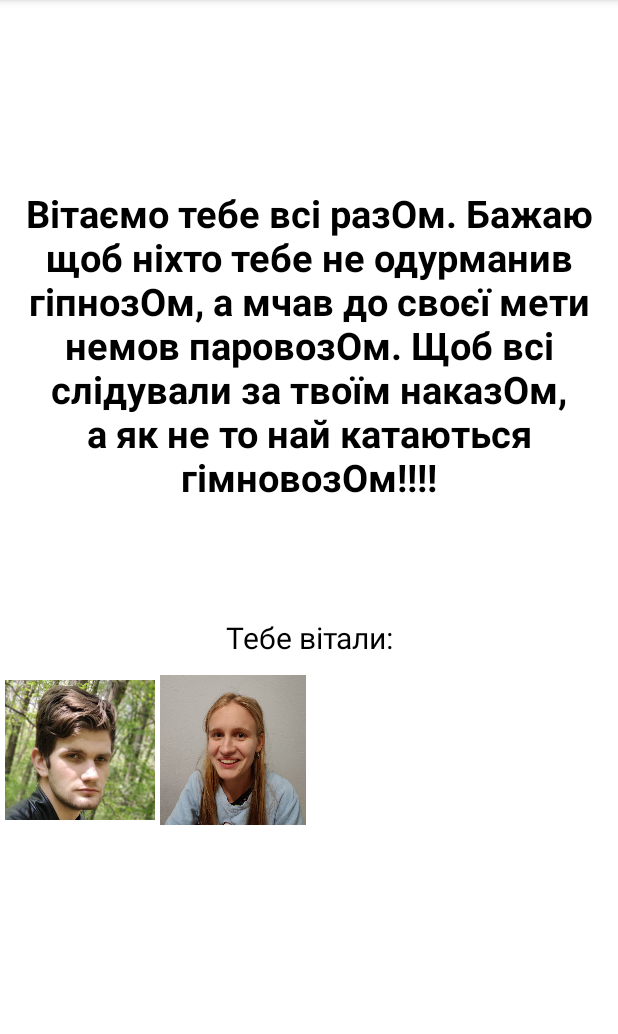
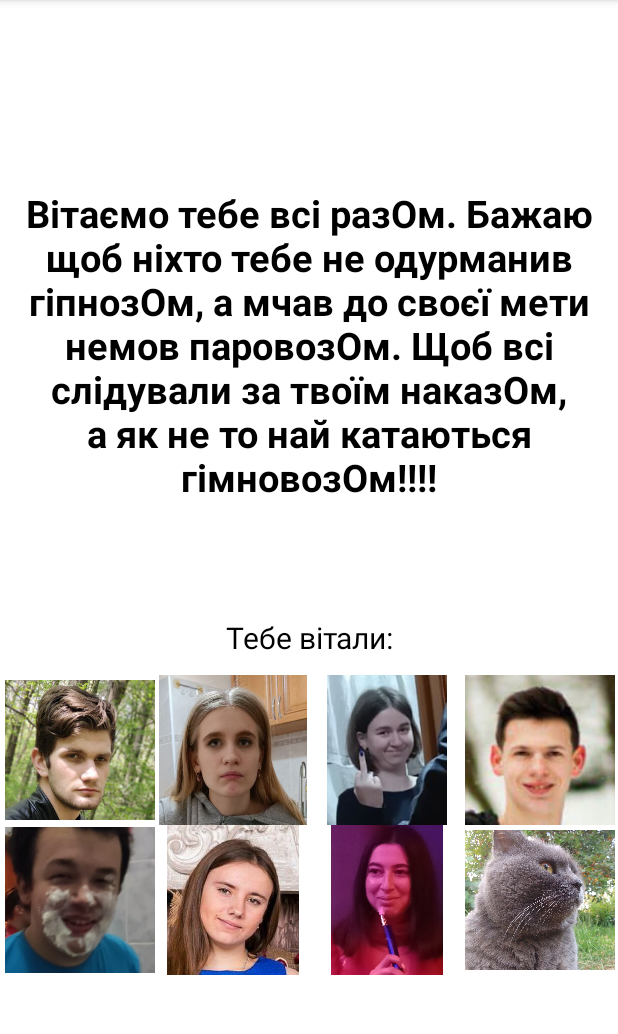
Before and after one commit to YouraSoliar/Vitaliy, an Android app: the GreetingActivity screen opened directly, with no data from a screen before it, on a phone screen of 412 x 824 dp, the part 84-1118 px from its top. Run offline under Robolectric (Android 15) with nearby library versions, the phone set to English and light mode, and no system bars.

Commit message:
greeting page, finish

```diff
--- a/app/src/main/res/layout/activity_greeting.xml
+++ b/app/src/main/res/layout/activity_greeting.xml
@@ -75,6 +75,7 @@
         android:id="@+id/imageViewOlia"
         android:layout_width="100dp"
         android:layout_height="100dp"
+        android:src="@drawable/olia"
         app:layout_constraintEnd_toStartOf="@+id/imageViewNazar"
         app:layout_constraintStart_toEndOf="@+id/imageViewTanya"
         app:layout_constraintTop_toBottomOf="@+id/textViewPeoples" />
@@ -83,6 +84,7 @@
         android:id="@+id/imageViewNazar"
         android:layout_width="100dp"
         android:layout_height="100dp"
+        android:src="@drawable/nazar"
         app:layout_constraintEnd_toEndOf="parent"
         app:layout_constraintStart_toEndOf="@+id/imageViewOlia"
         app:layout_constraintTop_toBottomOf="@+id/textViewPeoples" />
@@ -93,6 +95,7 @@
         android:layout_width="100dp"
         android:layout_height="100dp"
         android:layout_marginStart="1dp"
+        android:src="@drawable/andriy"
         app:layout_constraintEnd_toStartOf="@+id/imageViewIvanka"
         app:layout_constraintStart_toStartOf="parent"
         app:layout_constraintTop_toBottomOf="@+id/imageViewYurii" />
@@ -101,6 +104,7 @@
         android:id="@+id/imageViewIvanka"
         android:layout_width="100dp"
         android:layout_height="100dp"
+        android:src="@drawable/ivanka"
         app:layout_constraintEnd_toStartOf="@+id/imageViewAlina"
         app:layout_constraintStart_toEndOf="@+id/imageViewAndriy"
         app:layout_constraintTop_toBottomOf="@+id/imageViewYurii" />
@@ -109,14 +113,16 @@
         android:id="@+id/imageViewAlina"
         android:layout_width="100dp"
         android:layout_height="100dp"
-        app:layout_constraintEnd_toStartOf="@+id/imageViewNone"
+        android:src="@drawable/alina"
+        app:layout_constraintEnd_toStartOf="@+id/imageViewMisha"
         app:layout_constraintStart_toEndOf="@+id/imageViewIvanka"
         app:layout_constraintTop_toBottomOf="@+id/imageViewYurii" />
 
     <ImageView
-        android:id="@+id/imageViewNone"
+        android:id="@+id/imageViewMisha"
         android:layout_width="100dp"
         android:layout_height="100dp"
+        android:src="@drawable/misha"
         app:layout_constraintEnd_toEndOf="parent"
         app:layout_constraintStart_toEndOf="@+id/imageViewAlina"
         app:layout_constraintTop_toBottomOf="@+id/imageViewYurii" />
```
Also changed, not shown: app/src/main/java/com/example/vitaliy/GreetingActivity.java (+18 -0 lines), app/src/main/res/drawable/alina.jpg (added), app/src/main/res/drawable/andriy.jpg (added), app/src/main/res/drawable/ivanka.jpg (added), app/src/main/res/drawable/misha.jpg (added), app/src/main/res/drawable/nazar.jpg (added), app/src/main/res/drawable/olia.jpg (added), app/src/main/res/drawable/tanya.jpg.
